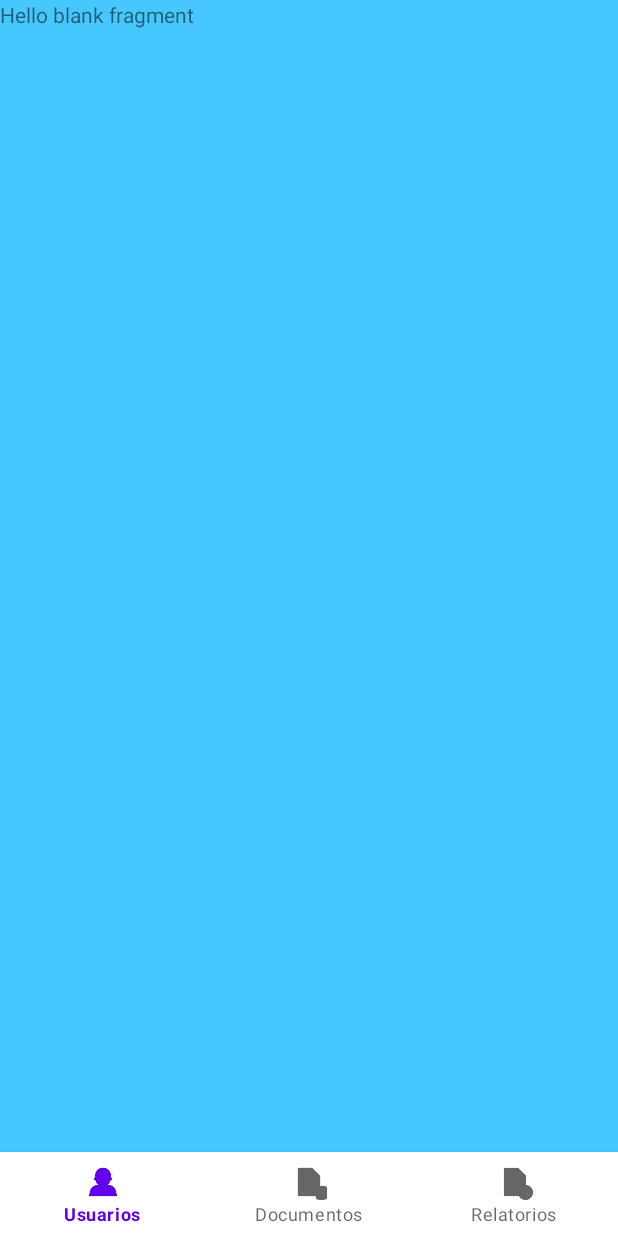
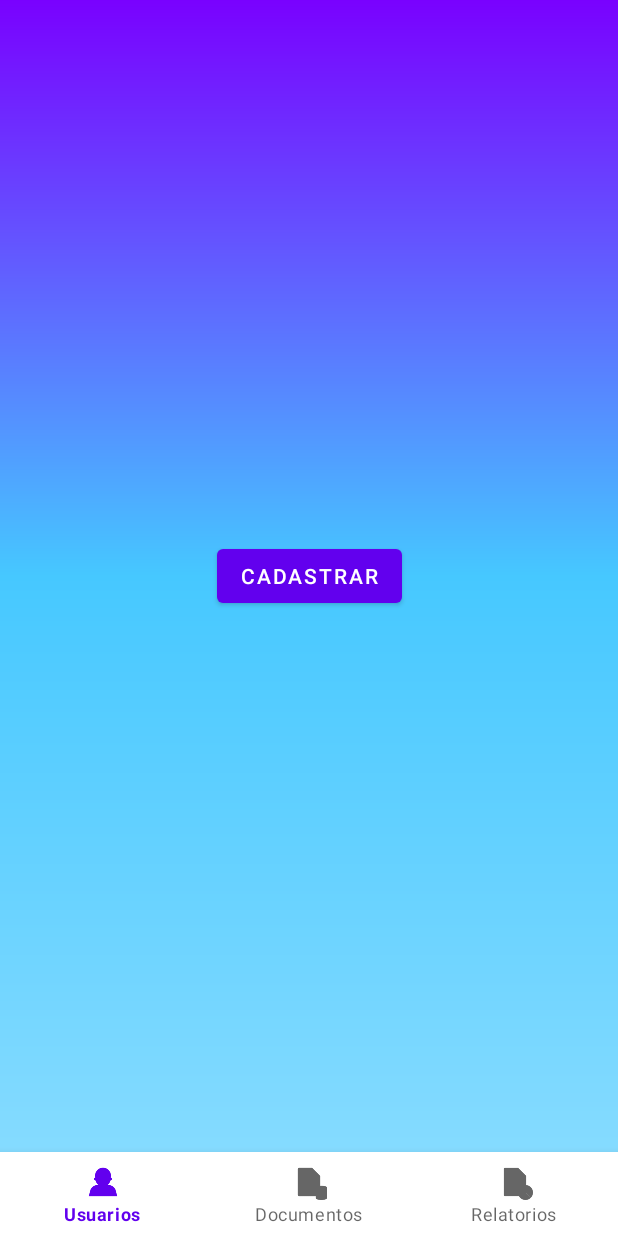
Before and after one commit to Maaacs/Jfinder-Mobile, an Android app: the screen it shows after launch (NavigationMenu), after a tap on "Entrar", on a phone screen of 412 x 824 dp. Run offline under Robolectric (Android 15) with nearby library versions, the phone set to English and light mode, and no system bars.

Commit message:
Saida de fragment to class

```diff
--- a/app/src/main/AndroidManifest.xml
+++ b/app/src/main/AndroidManifest.xml
@@ -13,7 +13,9 @@
         android:supportsRtl="true"
         android:theme="@style/Theme.JfinderMobile"
         tools:targetApi="31">
-
+        <activity
+            android:name=".CadastroUsuario"
+            android:exported="false" />
         <activity
             android:name=".NavigationMenu"
             android:exported="false" />
--- a/app/src/main/java/com/example/jfinder_mobile/MainActivity.java
+++ b/app/src/main/java/com/example/jfinder_mobile/MainActivity.java
@@ -1,27 +1,19 @@
 package com.example.jfinder_mobile;
 
 import androidx.appcompat.app.AppCompatActivity;
-
-
 import android.content.Intent;
 import android.os.Bundle;
 import android.view.View;
 import android.widget.Button;
 
 
-
-import com.example.jfinder_mobile.databinding.ActivityNavigationMenuBinding;
-
 public class MainActivity extends AppCompatActivity {
-
-    ActivityNavigationMenuBinding binding;
     private Button BotaoParaEntrar;
 
 
     @Override
     protected void onCreate(Bundle savedInstanceState) {
         super.onCreate(savedInstanceState);
-        binding = ActivityNavigationMenuBinding.inflate(getLayoutInflater());
         setContentView(R.layout.activity_login);
         getSupportActionBar().hide(); // esconde a barra de título do app (toolbar)
 
@@ -34,5 +26,6 @@ public class MainActivity extends AppCompatActivity {
             }
         });
 
+
     }
 }
--- a/app/src/main/java/com/example/jfinder_mobile/UsuariosFragment.java
+++ b/app/src/main/java/com/example/jfinder_mobile/UsuariosFragment.java
@@ -1,30 +1,28 @@
 package com.example.jfinder_mobile;
 
+import androidx.appcompat.app.AppCompatActivity;
 import android.os.Bundle;
-
 import androidx.fragment.app.Fragment;
-
 import android.view.LayoutInflater;
 import android.view.View;
 import android.view.ViewGroup;
+import android.widget.Button;
+import android.content.Intent;
 
 
 public class UsuariosFragment extends Fragment {
 
-    // TODO: Rename parameter arguments, choose names that match
-    // the fragment initialization parameters, e.g. ARG_ITEM_NUMBER
     private static final String ARG_PARAM1 = "param1";
     private static final String ARG_PARAM2 = "param2";
 
-    // TODO: Rename and change types of parameters
     private String mParam1;
     private String mParam2;
+    private Button BotaoParaEntrar;
 
     public UsuariosFragment() {
         // Required empty public constructor
     }
 
-    // TODO: Rename and change types and number of parameters
     public static UsuariosFragment newInstance(String param1, String param2) {
         UsuariosFragment fragment = new UsuariosFragment();
         Bundle args = new Bundle();
@@ -37,16 +35,30 @@ public class UsuariosFragment extends Fragment {
     @Override
     public void onCreate(Bundle savedInstanceState) {
         super.onCreate(savedInstanceState);
+
+
         if (getArguments() != null) {
             mParam1 = getArguments().getString(ARG_PARAM1);
             mParam2 = getArguments().getString(ARG_PARAM2);
         }
+
     }
 
-    @Override
-    public View onCreateView(LayoutInflater inflater, ViewGroup container,
-                             Bundle savedInstanceState) {
-        // Inflate the layout for this fragment
-        return inflater.inflate(R.layout.fragment_usuarios, container, false);
+    @Override /* Sair de um fragment para uma class*/
+    public View onCreateView(LayoutInflater inflater, ViewGroup container, Bundle savedInstanceState) {
+        View view = inflater.inflate(R.layout.fragment_usuarios, container, false);
+
+        Button cadastrarBotao = (Button)view.findViewById(R.id.cadastrar);
+        cadastrarBotao.setOnClickListener(new View.OnClickListener() {
+            @Override
+            public void onClick(View view) {
+                Intent in = new Intent(getActivity(), CadastroUsuario.class);
+                startActivity(in);
+            }
+        });
+
+        return view;
     }
+
+
 }
--- a/app/src/main/res/layout/fragment_usuarios.xml
+++ b/app/src/main/res/layout/fragment_usuarios.xml
@@ -1,5 +1,6 @@
 <?xml version="1.0" encoding="utf-8"?>
 <FrameLayout xmlns:android="http://schemas.android.com/apk/res/android"
+    xmlns:app="http://schemas.android.com/apk/res-auto"
     xmlns:tools="http://schemas.android.com/tools"
     android:layout_width="match_parent"
     android:layout_height="match_parent"
@@ -7,9 +8,24 @@
     tools:context=".UsuariosFragment">
 
     <!-- TODO: Update blank fragment layout -->
-    <TextView
+
+    <androidx.constraintlayout.widget.ConstraintLayout
+        android:id="@+id/login_tela"
         android:layout_width="match_parent"
         android:layout_height="match_parent"
-        android:text="@string/hello_blank_fragment" />
+        android:background="@drawable/background"
+        >
+
+        <Button
+            android:id="@+id/cadastrar"
+            android:layout_width="wrap_content"
+            android:layout_height="wrap_content"
+            android:text="Cadastrar"
+
+            app:layout_constraintBottom_toBottomOf="parent"
+            app:layout_constraintEnd_toEndOf="parent"
+            app:layout_constraintStart_toStartOf="parent"
+            app:layout_constraintTop_toTopOf="parent" />
+    </androidx.constraintlayout.widget.ConstraintLayout>
 
 </FrameLayout>
```
Also changed, not shown: app/src/main/java/com/example/jfinder_mobile/CadastroUsuario.java (added, +15 -0 lines), app/src/main/res/layout/activity_cadastro_usuario.xml (added, +17 -0 lines).
